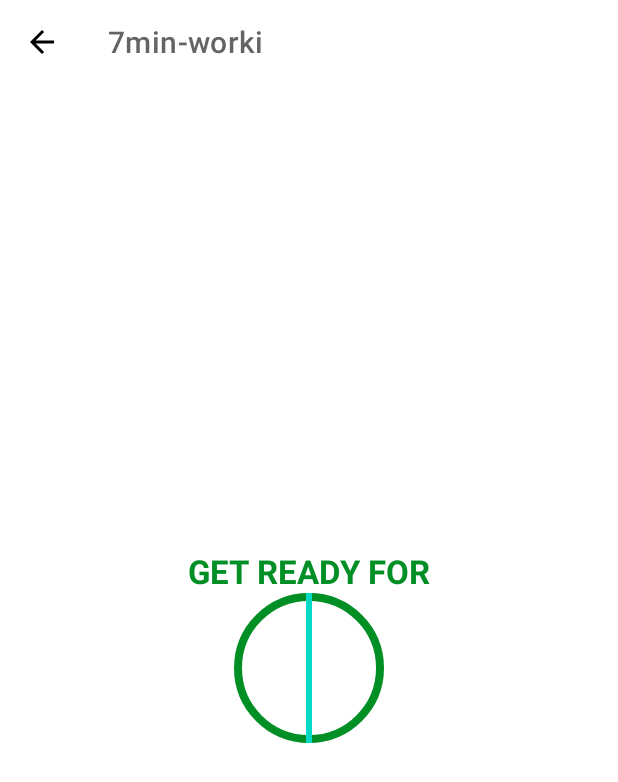
After one commit to okravi/7min-worki, an Android app: the ExerciseActivity screen opened directly, with no data from a screen before it, on a phone screen of 412 x 824 dp. The commit adds this screen. Shown: the top 782 px of the screen. Run offline under Robolectric (Android 15) with nearby library versions, the phone set to English and light mode, and no system bars.

Commit message:
progress update

```diff
--- a/app/src/main/AndroidManifest.xml
+++ b/app/src/main/AndroidManifest.xml
@@ -10,6 +10,9 @@
         android:supportsRtl="true"
         android:theme="@style/Theme.7minworki">
         <activity
+            android:name=".ExerciseActivity"
+            android:exported="false" />
+        <activity
             android:name=".MainActivity"
             android:exported="true">
             <intent-filter>
--- /dev/null
+++ b/app/src/main/java/com/example/a7min_worki/ExerciseActivity.kt
@@ -0,0 +1,32 @@
+package com.example.a7min_worki
+
+import androidx.appcompat.app.AppCompatActivity
+import android.os.Bundle
+import com.example.a7min_worki.databinding.ActivityExerciseBinding
+
+class ExerciseActivity : AppCompatActivity() {
+
+    private var binding: ActivityExerciseBinding? = null
+
+    override fun onCreate(savedInstanceState: Bundle?) {
+        super.onCreate(savedInstanceState)
+        binding = ActivityExerciseBinding.inflate(layoutInflater)
+        setContentView(binding?.root)
+
+        setSupportActionBar(binding?.toolbarExercise)
+
+        if(supportActionBar != null){
+            supportActionBar?.setDisplayHomeAsUpEnabled(true)
+        }
+
+        binding?.toolbarExercise?.setNavigationOnClickListener{
+            onBackPressed()
+        }
+
+    }
+
+    override fun onDestroy() {
+        super.onDestroy()
+        binding = null
+    }
+}
--- a/app/src/main/java/com/example/a7min_worki/MainActivity.kt
+++ b/app/src/main/java/com/example/a7min_worki/MainActivity.kt
@@ -1,5 +1,6 @@
 package com.example.a7min_worki
 
+import android.content.Intent
 import androidx.appcompat.app.AppCompatActivity
 import android.os.Bundle
 import android.widget.FrameLayout
@@ -16,10 +17,10 @@ class MainActivity : AppCompatActivity() {
         setContentView(binding?.root)
 
         binding?.flStart?.setOnClickListener{
-            Toast.makeText(this@MainActivity,
-                "Here we'll start the exercise",
-                Toast.LENGTH_SHORT
-            ).show()
+
+            val intent = Intent(this, ExerciseActivity::class.java)
+            startActivity(intent)
+
         }
     }
 
--- /dev/null
+++ b/app/src/main/res/layout/activity_exercise.xml
@@ -0,0 +1,58 @@
+<?xml version="1.0" encoding="utf-8"?>
+<androidx.constraintlayout.widget.ConstraintLayout xmlns:android="http://schemas.android.com/apk/res/android"
+    xmlns:app="http://schemas.android.com/apk/res-auto"
+    xmlns:tools="http://schemas.android.com/tools"
+    android:layout_width="match_parent"
+    android:layout_height="match_parent"
+    tools:context=".ExerciseActivity">
+
+    <androidx.appcompat.widget.Toolbar
+        android:id="@+id/toolbarExercise"
+        app:layout_constraintTop_toTopOf="parent"
+        android:layout_width="match_parent"
+        android:layout_height="?android:attr/actionBarSize"
+        android:theme="@style/ToolbarTheme"
+        android:background="@color/white"
+        app:titleTextColor="@color/colorPrimary"
+        />
+
+    <TextView
+        android:id="@+id/tvTitle"
+        android:layout_width="wrap_content"
+        android:layout_height="wrap_content"
+        android:text="GET READY FOR"
+        android:textSize="22sp"
+        android:textColor="@color/colorAccent"
+        android:textStyle="bold"
+        app:layout_constraintEnd_toEndOf="parent"
+        app:layout_constraintStart_toStartOf="parent"
+        app:layout_constraintBottom_toTopOf="@+id/flProgressBar"
+        />
+
+    <FrameLayout
+        android:id="@+id/flProgressBar"
+        android:layout_width="100dp"
+        android:layout_height="100dp"
+        android:layout_marginTop="10dp"
+        android:background="@drawable/item_circular_accent_border"
+        app:layout_constraintBottom_toBottomOf="parent"
+        app:layout_constraintEnd_toEndOf="parent"
+        app:layout_constraintStart_toStartOf="parent"
+        app:layout_constraintTop_toBottomOf="@id/toolbarExercise">
+
+        <ProgressBar
+            android:id="@+id/progressBar"
+            style="?android:attr/progressBarStyleHorizontal"
+            android:layout_width="100dp"
+            android:layout_height="100dp"
+            android:layout_gravity="center"
+            android:max="10"
+            android:progress="100"
+            android:rotation="-90"
+
+            />
+    </FrameLayout>
+
+
+
+</androidx.constraintlayout.widget.ConstraintLayout>
--- a/app/src/main/res/values/colors.xml
+++ b/app/src/main/res/values/colors.xml
@@ -12,4 +12,5 @@
     <color name="colorPrimaryDark">#B2212121</color>
     <color name="colorAccent">#008F24</color>
     <color name="lightGrey">#C4C4C4</color>
+    <color name="toolbar_color_control_normal">#000000</color>
 </resources>
--- a/app/src/main/res/values/themes.xml
+++ b/app/src/main/res/values/themes.xml
@@ -13,4 +13,9 @@
         <item name="android:statusBarColor" tools:targetApi="l">?attr/colorPrimaryVariant</item>
         <!-- Customize your theme here. -->
     </style>
+
+    <style name="ToolbarTheme" parent="@style/ThemeOverlay.MaterialComponents.ActionBar">
+        <item name="colorControlNormal">@color/toolbar_color_control_normal</item>
+
+    </style>
 </resources>
```
